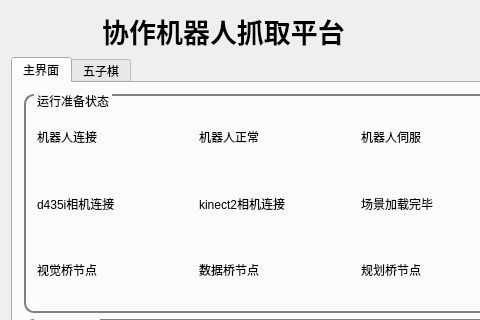
Above: mainwindow.ui from StoneRobot/grabrb_ui before the change; both pictures show x 0 to 480 and y 0 to 320 of the 878 by 699 pixel window. Below: the same form after it.
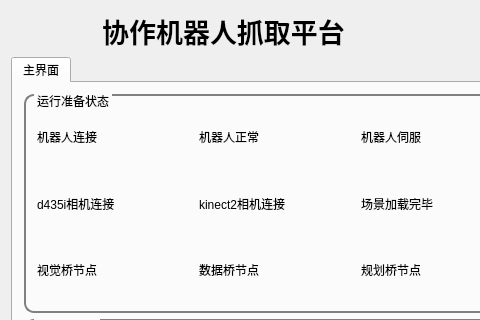
That is the form after the change. Icons and pictures are not drawn.

The edit to the form file:
```diff
--- a/mainwindow.ui
+++ b/mainwindow.ui
@@ -400,11 +400,6 @@
             </item>
            </layout>
           </widget>
-          <widget class="QWidget" name="tab">
-           <attribute name="title">
-            <string>五子棋</string>
-           </attribute>
-          </widget>
          </widget>
         </item>
        </layout>
```
